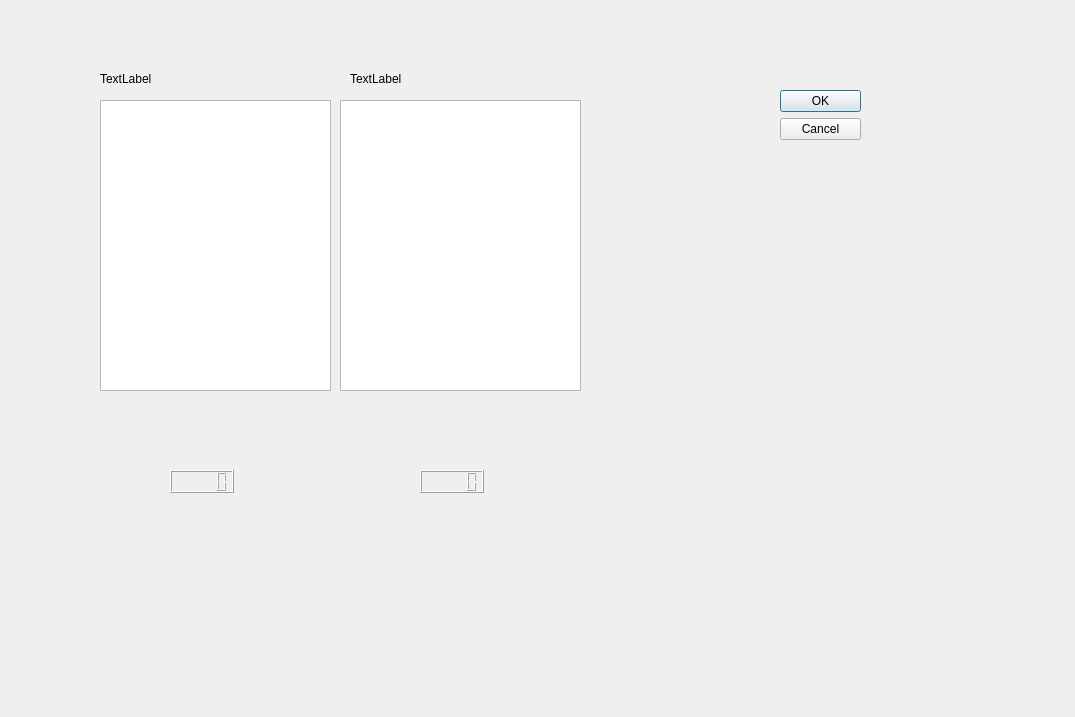
Qt form ui/match_dialog.ui (tapir442/py-match-fit) before a commit.
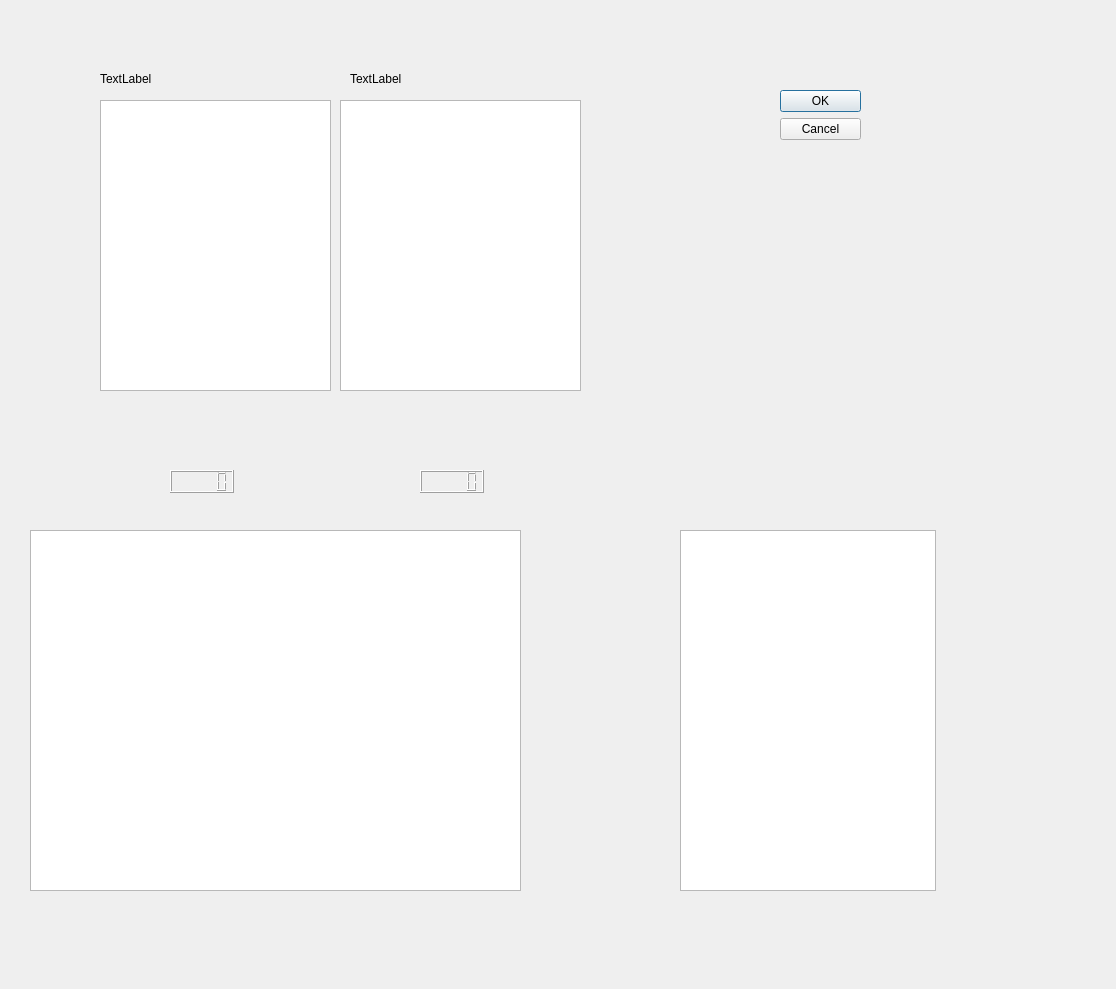
The same form after that commit.

The edit to the form file:
```diff
--- a/ui/match_dialog.ui
+++ b/ui/match_dialog.ui
@@ -6,8 +6,8 @@
    <rect>
     <x>0</x>
     <y>0</y>
-    <width>1075</width>
-    <height>717</height>
+    <width>1116</width>
+    <height>989</height>
    </rect>
   </property>
   <property name="windowTitle">
@@ -95,6 +95,26 @@
     <string>TextLabel</string>
    </property>
   </widget>
+  <widget class="QListWidget" name="live_table">
+   <property name="geometry">
+    <rect>
+     <x>30</x>
+     <y>530</y>
+     <width>491</width>
+     <height>361</height>
+    </rect>
+   </property>
+  </widget>
+  <widget class="QListWidget" name="scorer_list">
+   <property name="geometry">
+    <rect>
+     <x>680</x>
+     <y>530</y>
+     <width>256</width>
+     <height>361</height>
+    </rect>
+   </property>
+  </widget>
  </widget>
  <resources/>
  <connections>
```
